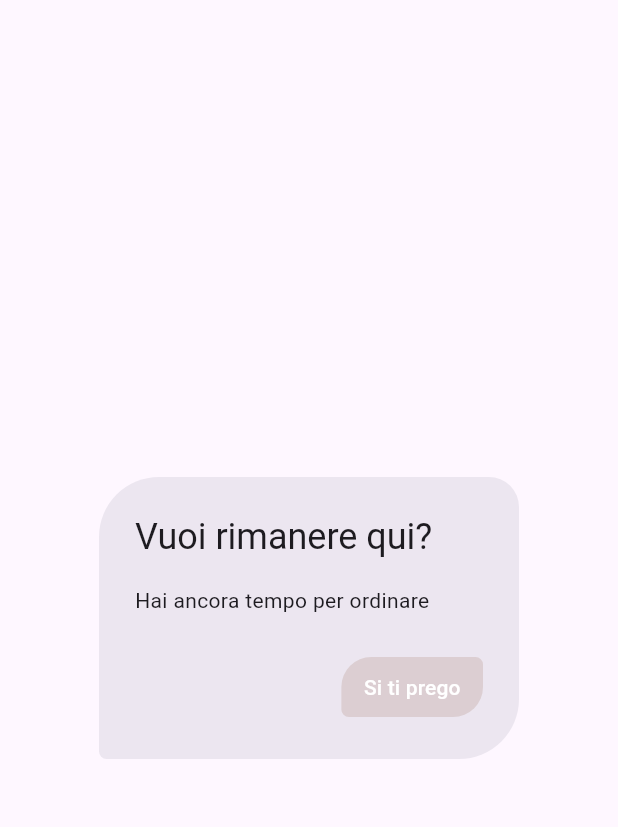
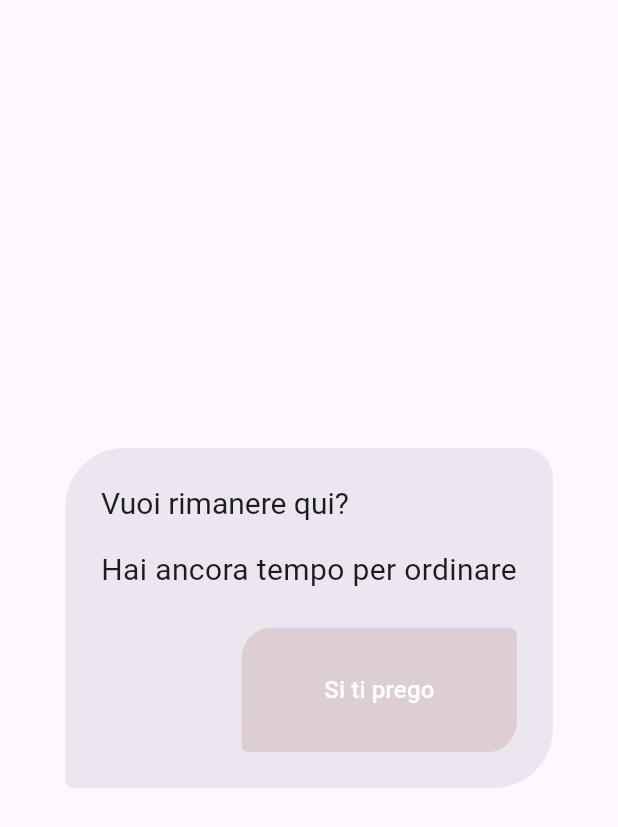
Before and after one commit to Channilol/TotemGelatoHPierre, a Flutter app: the BackPopup widget shown alone on an empty page, opened directly, on a phone screen of 412 x 824 dp. Shown: the top 827 px of the screen. Run offline on Flutter 3.47's test engine with Material 3 defaults, Android fonts, the phone set to English and light mode, and no system bars; our stand-ins replace badges, flutter_riverpod, flutter_staggered_animations, flutter_svg, font_awesome_flutter, google_fonts and 2 more; missing offline and left inert: json_theme; project files that could hold a hidden picture were left out.

Commit message:
back popuup

```diff
--- a/lib/components/back_popup.dart
+++ b/lib/components/back_popup.dart
@@ -1,4 +1,5 @@
 import 'package:flutter/material.dart';
+import 'package:totem/services/text.dart';
 
 class BackPopup extends StatelessWidget {
   const BackPopup({super.key});
@@ -12,8 +13,10 @@ class BackPopup extends StatelessWidget {
               bottomRight: Radius.circular(40),
               topLeft: Radius.circular(40),
               topRight: Radius.circular(20))),
-      title: const Text('Vuoi rimanere qui?'),
-      content: const Text('Hai ancora tempo per ordinare'),
+      title: Text('Vuoi rimanere qui?',
+          style: TextStyle(fontSize: ResponsiveText.large(context))),
+      content: Text('Hai ancora tempo per ordinare',
+          style: TextStyle(fontSize: ResponsiveText.large(context))),
       actions: [
         FilledButton(
           style: FilledButton.styleFrom(
@@ -27,7 +30,11 @@ class BackPopup extends StatelessWidget {
               padding:
                   const EdgeInsets.symmetric(horizontal: 15, vertical: 10)),
           onPressed: () => Navigator.pop(context, true),
-          child: const Text('Si ti prego'),
+          child: Padding(
+            padding: const EdgeInsets.fromLTRB(40, 20, 40, 20),
+            child: Text('Si ti prego',
+                style: TextStyle(fontSize: ResponsiveText.medium(context))),
+          ),
         ),
       ],
     );
```
